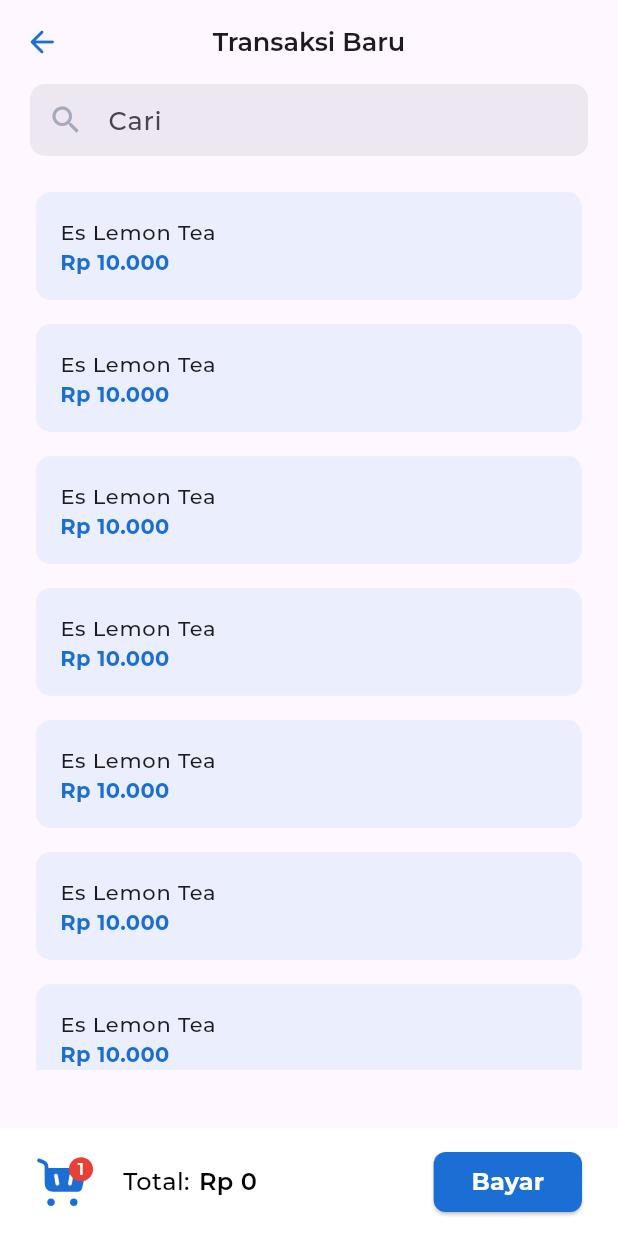
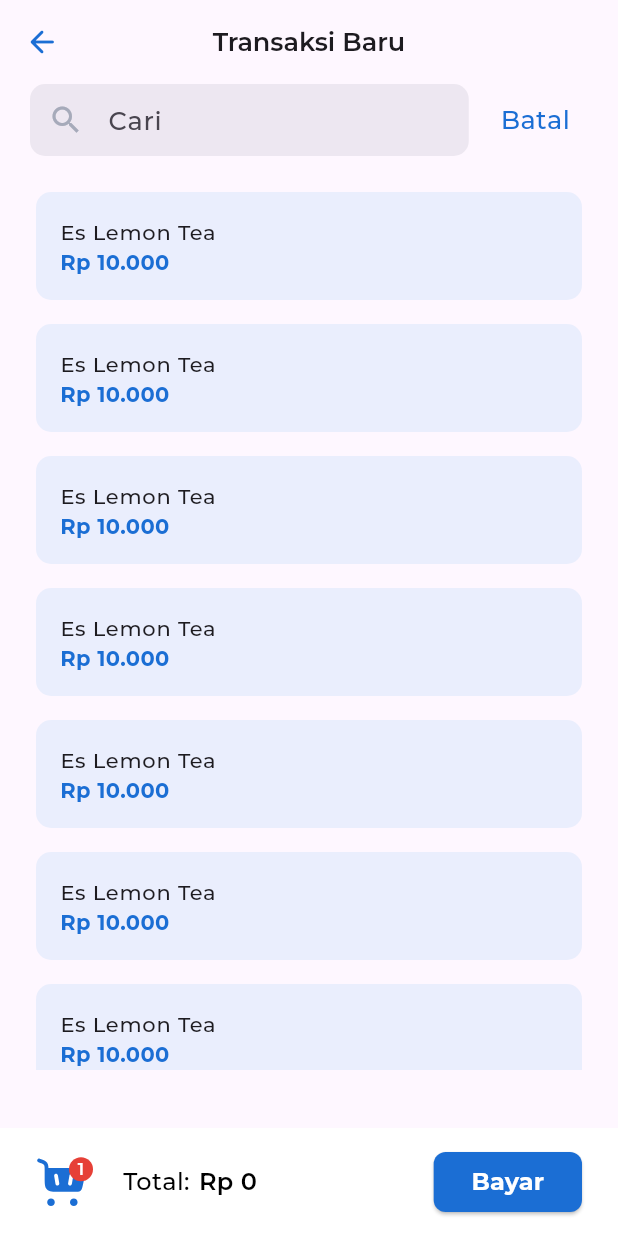
Before and after one commit to akmalzidani/pos_portal, a Flutter app: the NewTransactionPage screen opened directly, on a phone screen of 412 x 824 dp. Run offline on Flutter 3.47's test engine with Material 3 defaults, Android fonts, the phone set to English and light mode, and no system bars; our stand-ins replace currency_text_input_formatter, custom_sliding_segmented_control, flutter_svg, google_fonts, persistent_bottom_nav_bar, sqflite; accounts and stored records are empty; project files that could hold a hidden picture were left out.

Commit message:
fix navigation, add widget search field

```diff
--- a/lib/pages/home/new_transaction_page.dart
+++ b/lib/pages/home/new_transaction_page.dart
@@ -18,6 +18,7 @@ class NewTransactionPage extends StatefulWidget {
 class _NewTransactionPageState extends State<NewTransactionPage> {
   @override
   Widget build(BuildContext context) {
+    TextEditingController searchController = TextEditingController();
     return Scaffold(
       appBar: topBar(
         context: context,
@@ -26,7 +27,13 @@ class _NewTransactionPageState extends State<NewTransactionPage> {
       ),
       body: BodyTemplate(
         child: Column(
-          children: [SearchField(), CardList()],
+          children: [
+            SearchField(
+              controller: searchController,
+              isAdaBatal: true,
+            ),
+            CardList()
+          ],
         ),
       ),
       floatingActionButtonLocation: FloatingActionButtonLocation.centerDocked,
--- a/lib/pages/home/payment/payment_method_page.dart
+++ b/lib/pages/home/payment/payment_method_page.dart
@@ -63,9 +63,9 @@ class _PaymentMethodPageState extends State<PaymentMethodPage> {
             ),
           );
         }
-        if (title == 'Tunai') {
-          _showDialogTunai();
-        }
+        // if (title == 'Tunai') {
+        //   _showDialogTunai();
+        // }
       },
       child: Card(
         margin: const EdgeInsets.only(top: 16),
--- a/lib/widgets/search_field.dart
+++ b/lib/widgets/search_field.dart
@@ -1,16 +1,62 @@
 import 'package:flutter/material.dart';
 import 'package:pos_portal/utils/colors.dart';
 
-class SearchField extends StatelessWidget {
+class SearchField extends StatefulWidget {
+  final TextEditingController controller;
+  final bool isAdaBatal;
+
   const SearchField({
     super.key,
+    required this.controller,
+    this.isAdaBatal = false,
   });
 
   @override
+  _SearchFieldState createState() => _SearchFieldState();
+}
+
+class _SearchFieldState extends State<SearchField> {
+  @override
+  void initState() {
+    super.initState();
+    // Add a listener to the controller to rebuild the widget when the text changes
+    widget.controller.addListener(_onTextChanged);
+  }
+
+  @override
+  void dispose() {
+    // Remove the listener when the widget is disposed
+    widget.controller.removeListener(_onTextChanged);
+    super.dispose();
+  }
+
+  void _onTextChanged() {
+    // Rebuild the widget when the text changes
+    setState(() {});
+  }
+
+  @override
   Widget build(BuildContext context) {
-    return TextFormField(
-      style: const TextStyle(fontFamily: 'Montserrat', fontSize: 17),
+    return widget.isAdaBatal
+        ? Row(
+            mainAxisAlignment: MainAxisAlignment.spaceBetween,
+            children: [
+              SizedBox(
+                width: MediaQuery.of(context).size.width * 0.71,
+                child: TextFormField(
+                  controller: widget.controller,
+                  style:
+                      const TextStyle(fontFamily: 'Montserrat', fontSize: 17),
                   decoration: InputDecoration(
+                    suffixIcon: widget.controller.text.isNotEmpty
+                        ? IconButton(
+                            onPressed: widget.controller.clear,
+                            icon: const Icon(
+                              Icons.cancel_rounded,
+                              color: MyColors.neutral,
+                            ),
+                          )
+                        : null,
                     contentPadding: const EdgeInsets.symmetric(vertical: 0),
                     focusedBorder: OutlineInputBorder(
                       borderRadius: BorderRadius.circular(10),
@@ -19,7 +65,60 @@ class SearchField extends StatelessWidget {
                     prefixIcon: Icon(Icons.search, color: MyColors.neutral),
                     border: OutlineInputBorder(
                       borderRadius: BorderRadius.circular(10),
-            borderSide: BorderSide.none),
+                      borderSide: BorderSide.none,
+                    ),
+                    filled: true,
+                    fillColor: MyColors.tertiary,
+                    hintText: 'Cari',
+                  ),
+                ),
+              ),
+              SizedBox(
+                width: MediaQuery.of(context).size.width * 0.17,
+                child: GestureDetector(
+                  onTap: () {
+                    Navigator.pop(context);
+                  },
+                  child: Container(
+                    padding: const EdgeInsets.symmetric(vertical: 8),
+                    child: Text(
+                      'Batal',
+                      textAlign: TextAlign.center,
+                      style: TextStyle(
+                        fontFamily: 'Montserrat',
+                        fontSize: 17,
+                        fontWeight: FontWeight.w500,
+                        color: MyColors.primary,
+                      ),
+                    ),
+                  ),
+                ),
+              )
+            ],
+          )
+        : TextFormField(
+            controller: widget.controller,
+            style: const TextStyle(fontFamily: 'Montserrat', fontSize: 17),
+            decoration: InputDecoration(
+              suffixIcon: widget.controller.text.isNotEmpty
+                  ? IconButton(
+                      onPressed: widget.controller.clear,
+                      icon: const Icon(
+                        Icons.cancel_rounded,
+                        color: MyColors.neutral,
+                      ),
+                    )
+                  : null,
+              contentPadding: const EdgeInsets.symmetric(vertical: 0),
+              focusedBorder: OutlineInputBorder(
+                borderRadius: BorderRadius.circular(10),
+                borderSide: BorderSide(color: MyColors.primary),
+              ),
+              prefixIcon: Icon(Icons.search, color: MyColors.neutral),
+              border: OutlineInputBorder(
+                borderRadius: BorderRadius.circular(10),
+                borderSide: BorderSide.none,
+              ),
               filled: true,
               fillColor: MyColors.tertiary,
               hintText: 'Cari',
```
Also changed, not shown: lib/pages/home/home_page.dart (+3 -5 lines), lib/pages/product/add_product_page.dart (+5 -3 lines), lib/pages/product/product_page.dart (+7 -10 lines), lib/widgets/floating_button.dart (+20 -16 lines), lib/widgets/topbar.dart (+6 -1 lines). Lines whose indentation alone changed are shown as unchanged.
